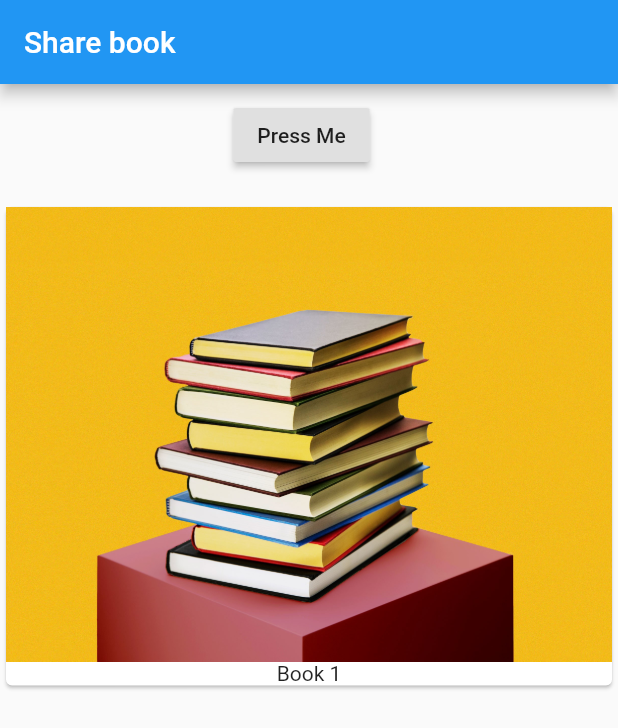
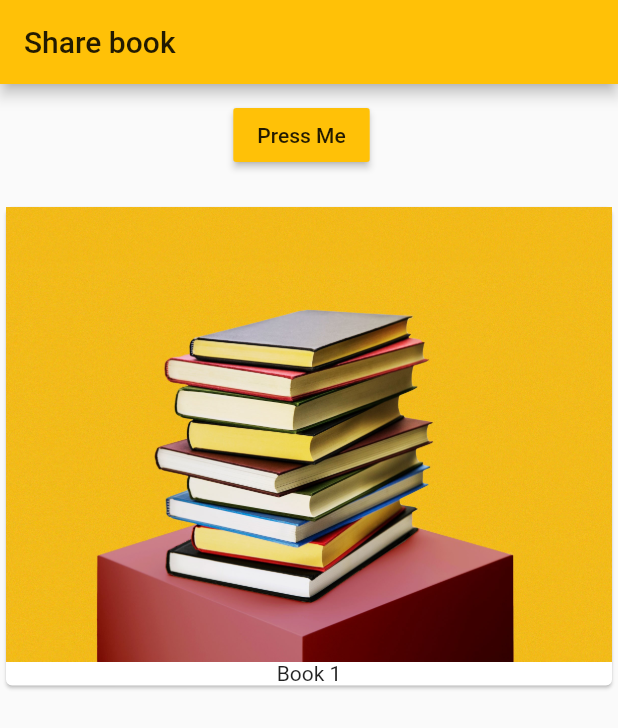
Before and after one commit to rohancs95/flutter_starter_app, a Flutter app: the screen it shows after launch, on a phone screen of 412 x 824 dp. Shown: the top 728 px of the screen. Run offline on Flutter 3.47's test engine with Material 2 defaults, Android fonts, the phone set to English and light mode, and no system bars.

Commit message:
Basic app

```diff
--- a/lib/main.dart
+++ b/lib/main.dart
@@ -20,11 +20,19 @@ class MyApp extends StatefulWidget {
 class _MyAppState extends State<MyApp> {
   Widget build(BuildContext context) {
     return MaterialApp(
+      theme: ThemeData(
+          primarySwatch: Colors.amber,
+          brightness: Brightness.light,
+          accentColor: Colors.blueAccent),
       home: Scaffold(
           appBar: AppBar(
             title: Text('Share book'),
           ),
-          body: ProductManager("Book 1")
+          body: ProductManager(
+            startingProduct:
+                "Book 1", //now this a named constructor, helps you to define value according to the position and name
+          )
+
           // backgroundColor: Colors.black,
           ),
     );
--- a/lib/product_manager.dart
+++ b/lib/product_manager.dart
@@ -3,7 +3,9 @@ import './products.dart';
 
 class ProductManager extends StatefulWidget {
   final String startingProduct; //because the class used above is immutable
-  ProductManager(this.startingProduct); //now to pass data to state widget
+  ProductManager(
+      {this.startingProduct =
+          "Book 2"}); //now to pass data to state widget //named parameter has to be in curly braces
   @override
   State<StatefulWidget> createState() {
     return _ProductManagerState();
@@ -30,6 +32,8 @@ class _ProductManagerState extends State<ProductManager> {
       Container(
           margin: EdgeInsets.fromLTRB(10, 10, 20, 20),
           child: RaisedButton(
+            color: Theme.of(context)
+                .primaryColor, //when you use theme in scaffold we get in any part of the app using context object
             onPressed: () {
               setState(() {
                 //setting state fuction will call the stateful widget to change the view
```
